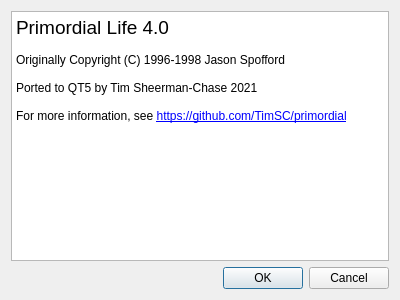
The window that LifeQt/aboutui.ui (TimSC/primordial) describes before a commit, drawn with Qt 5.
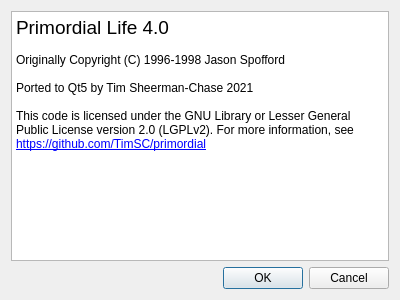
The same window after the commit.

Diff of the .ui file:
```diff
--- a/LifeQt/aboutui.ui
+++ b/LifeQt/aboutui.ui
@@ -25,9 +25,9 @@
 &lt;p style=&quot;-qt-paragraph-type:empty; margin-top:0px; margin-bottom:0px; margin-left:0px; margin-right:0px; -qt-block-indent:0; text-indent:0px;&quot;&gt;&lt;br /&gt;&lt;/p&gt;
 &lt;p style=&quot; margin-top:0px; margin-bottom:0px; margin-left:0px; margin-right:0px; -qt-block-indent:0; text-indent:0px;&quot;&gt;Originally Copyright (C) 1996-1998 Jason Spofford &lt;/p&gt;
 &lt;p style=&quot;-qt-paragraph-type:empty; margin-top:0px; margin-bottom:0px; margin-left:0px; margin-right:0px; -qt-block-indent:0; text-indent:0px;&quot;&gt;&lt;br /&gt;&lt;/p&gt;
-&lt;p style=&quot; margin-top:0px; margin-bottom:0px; margin-left:0px; margin-right:0px; -qt-block-indent:0; text-indent:0px;&quot;&gt;Ported to QT5 by Tim Sheerman-Chase 2021&lt;/p&gt;
+&lt;p style=&quot; margin-top:0px; margin-bottom:0px; margin-left:0px; margin-right:0px; -qt-block-indent:0; text-indent:0px;&quot;&gt;Ported to Qt5 by Tim Sheerman-Chase 2021&lt;/p&gt;
 &lt;p style=&quot;-qt-paragraph-type:empty; margin-top:0px; margin-bottom:0px; margin-left:0px; margin-right:0px; -qt-block-indent:0; text-indent:0px;&quot;&gt;&lt;br /&gt;&lt;/p&gt;
-&lt;p style=&quot; margin-top:0px; margin-bottom:0px; margin-left:0px; margin-right:0px; -qt-block-indent:0; text-indent:0px;&quot;&gt;For more information, see &lt;a href=&quot;https://github.com/TimSC/primordial&quot;&gt;&lt;span style=&quot; text-decoration: underline; color:#0000ff;&quot;&gt;https://github.com/TimSC/primordial&lt;/span&gt;&lt;/a&gt;&lt;/p&gt;&lt;/body&gt;&lt;/html&gt;</string>
+&lt;p style=&quot; margin-top:0px; margin-bottom:0px; margin-left:0px; margin-right:0px; -qt-block-indent:0; text-indent:0px;&quot;&gt;This code is licensed under the GNU Library or Lesser General Public License version 2.0 (LGPLv2). For more information, see &lt;a href=&quot;https://github.com/TimSC/primordial&quot;&gt;&lt;span style=&quot; text-decoration: underline; color:#0000ff;&quot;&gt;https://github.com/TimSC/primordial&lt;/span&gt;&lt;/a&gt;&lt;/p&gt;&lt;/body&gt;&lt;/html&gt;</string>
      </property>
     </widget>
    </item>
```
